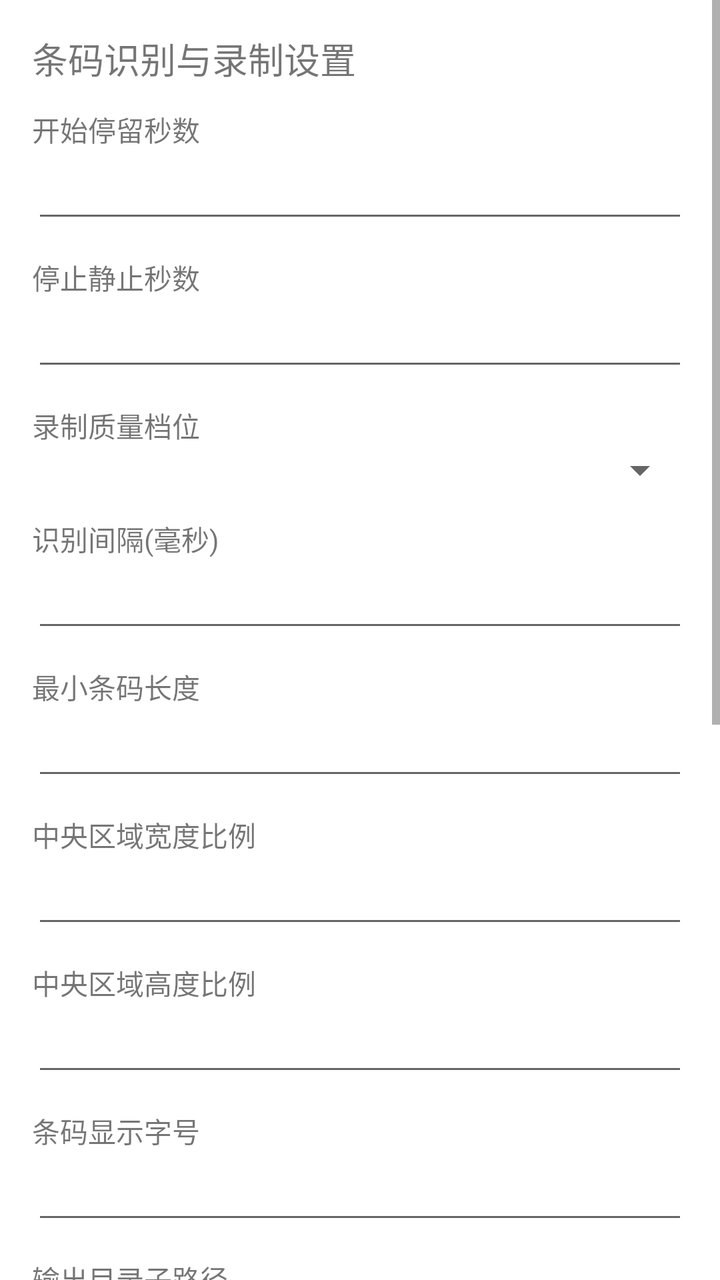
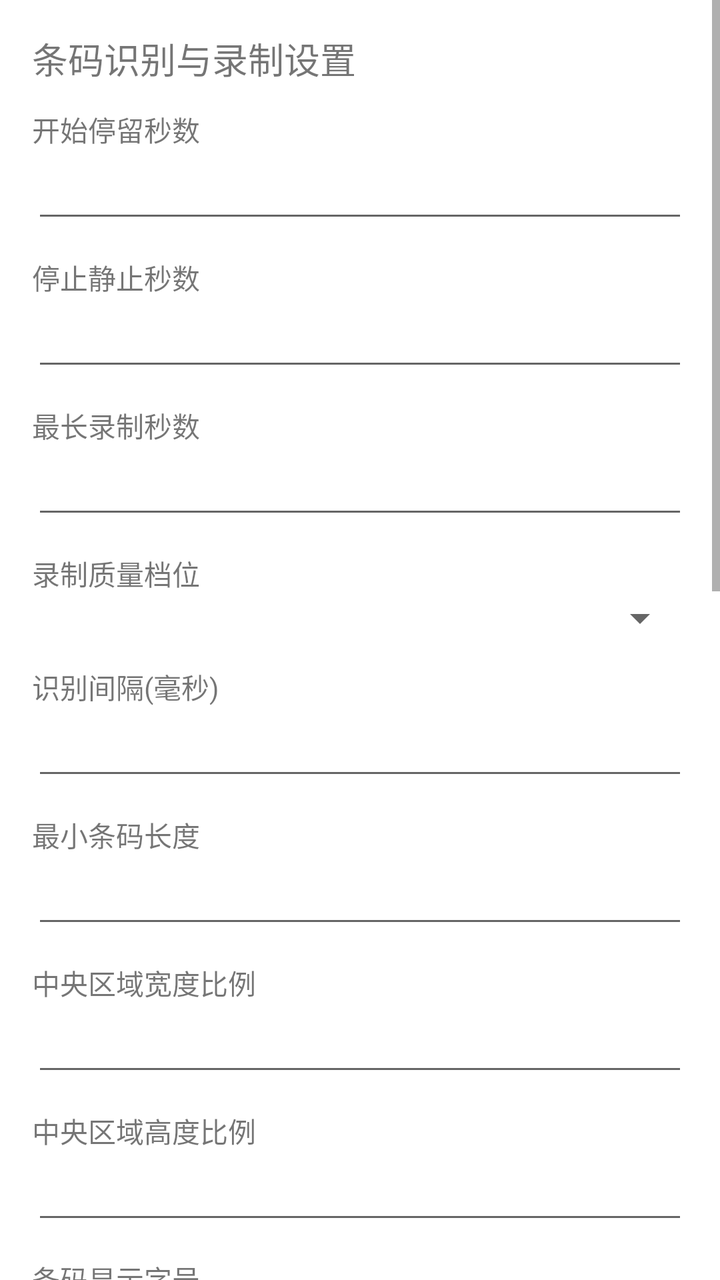

An Android layout rendered at two revisions. The XML below is the earlier revision; the diff shows what the commit changed to produce the second picture.
<!-- AndroidManifest.xml: application theme Theme.PackingRecAndroid -->
<!-- res/layout/activity_settings.xml -->
<?xml version="1.0" encoding="utf-8"?>
<ScrollView xmlns:android="http://schemas.android.com/apk/res/android"
    android:layout_width="match_parent"
    android:layout_height="match_parent">

    <LinearLayout
        android:layout_width="match_parent"
        android:layout_height="wrap_content"
        android:orientation="vertical"
        android:padding="16dp">

        <TextView
            android:layout_width="match_parent"
            android:layout_height="wrap_content"
            android:text="@string/settings_title"
            android:textSize="18sp" />

        <TextView
            android:layout_width="match_parent"
            android:layout_height="wrap_content"
            android:layout_marginTop="12dp"
            android:text="@string/start_hold_seconds" />

        <EditText
            android:id="@+id/startHoldInput"
            android:layout_width="match_parent"
            android:layout_height="wrap_content"
            android:inputType="numberDecimal" />

        <TextView
            android:layout_width="match_parent"
            android:layout_height="wrap_content"
            android:layout_marginTop="12dp"
            android:text="@string/stop_empty_seconds" />

        <EditText
            android:id="@+id/stopEmptyInput"
            android:layout_width="match_parent"
            android:layout_height="wrap_content"
            android:inputType="numberDecimal" />

        <TextView
            android:layout_width="match_parent"
            android:layout_height="wrap_content"
            android:layout_marginTop="12dp"
            android:text="@string/record_quality" />

        <Spinner
            android:id="@+id/qualitySpinner"
            android:layout_width="match_parent"
            android:layout_height="wrap_content" />

        <TextView
            android:layout_width="match_parent"
            android:layout_height="wrap_content"
            android:layout_marginTop="12dp"
            android:text="@string/scan_interval_ms" />

        <EditText
            android:id="@+id/scanIntervalInput"
            android:layout_width="match_parent"
            android:layout_height="wrap_content"
            android:inputType="number" />

        <TextView
            android:layout_width="match_parent"
            android:layout_height="wrap_content"
            android:layout_marginTop="12dp"
            android:text="@string/min_barcode_length" />

        <EditText
            android:id="@+id/minBarcodeInput"
            android:layout_width="match_parent"
            android:layout_height="wrap_content"
            android:inputType="number" />

        <TextView
            android:layout_width="match_parent"
            android:layout_height="wrap_content"
            android:layout_marginTop="12dp"
            android:text="@string/region_width_ratio" />

        <EditText
            android:id="@+id/widthRatioInput"
            android:layout_width="match_parent"
            android:layout_height="wrap_content"
            android:inputType="numberDecimal" />

        <TextView
            android:layout_width="match_parent"
            android:layout_height="wrap_content"
            android:layout_marginTop="12dp"
            android:text="@string/region_height_ratio" />

        <EditText
            android:id="@+id/heightRatioInput"
            android:layout_width="match_parent"
            android:layout_height="wrap_content"
            android:inputType="numberDecimal" />

        <TextView
            android:layout_width="match_parent"
            android:layout_height="wrap_content"
            android:layout_marginTop="12dp"
            android:text="@string/barcode_text_size" />

        <EditText
            android:id="@+id/barcodeTextSizeInput"
            android:layout_width="match_parent"
            android:layout_height="wrap_content"
            android:inputType="numberDecimal" />

        <TextView
            android:layout_width="match_parent"
            android:layout_height="wrap_content"
            android:layout_marginTop="12dp"
            android:text="@string/output_directory" />

        <EditText
            android:id="@+id/outputDirInput"
            android:layout_width="match_parent"
            android:layout_height="wrap_content"
            android:inputType="text" />

        <TextView
            android:layout_width="match_parent"
            android:layout_height="wrap_content"
            android:layout_marginTop="12dp"
            android:text="@string/ftp_upload" />

        <Switch
            android:id="@+id/ftpEnabledSwitch"
            android:layout_width="match_parent"
            android:layout_height="wrap_content"
            android:text="@string/ftp_enable" />

        <TextView
            android:layout_width="match_parent"
            android:layout_height="wrap_content"
            android:layout_marginTop="12dp"
            android:text="@string/ftp_host" />

        <EditText
            android:id="@+id/ftpHostInput"
            android:layout_width="match_parent"
            android:layout_height="wrap_content"
            android:inputType="textUri" />

        <TextView
            android:layout_width="match_parent"
            android:layout_height="wrap_content"
            android:layout_marginTop="12dp"
            android:text="@string/ftp_username" />

        <EditText
            android:id="@+id/ftpUserInput"
            android:layout_width="match_parent"
            android:layout_height="wrap_content"
            android:inputType="textEmailAddress" />

        <TextView
            android:layout_width="match_parent"
            android:layout_height="wrap_content"
            android:layout_marginTop="12dp"
            android:text="@string/ftp_password" />

        <EditText
            android:id="@+id/ftpPasswordInput"
            android:layout_width="match_parent"
            android:layout_height="wrap_content"
            android:inputType="textPassword" />

        <TextView
            android:layout_width="match_parent"
            android:layout_height="wrap_content"
            android:layout_marginTop="12dp"
            android:text="@string/ftp_remote_dir" />

        <EditText
            android:id="@+id/ftpRemoteDirInput"
            android:layout_width="match_parent"
            android:layout_height="wrap_content"
            android:inputType="text" />

        <LinearLayout
            android:layout_width="match_parent"
            android:layout_height="wrap_content"
            android:layout_marginTop="20dp"
            android:orientation="horizontal">

            <Button
                android:id="@+id/saveButton"
                android:layout_width="0dp"
                android:layout_height="wrap_content"
                android:layout_weight="1"
                android:text="@string/save" />

            <Button
                android:id="@+id/cancelButton"
                android:layout_width="0dp"
                android:layout_height="wrap_content"
                android:layout_marginStart="12dp"
                android:layout_weight="1"
                android:text="@string/cancel" />
        </LinearLayout>
    </LinearLayout>

</ScrollView>
<!-- resources referenced by this layout -->
<resources>
  <string name="barcode_text_size">条码显示字号</string>
  <string name="cancel">取消</string>
  <string name="ftp_enable">启用FTP上传</string>
  <string name="ftp_host">FTP 服务器</string>
  <string name="ftp_password">密码</string>
  <string name="ftp_remote_dir">远程目录</string>
  <string name="ftp_upload">FTP 上传</string>
  <string name="ftp_username">用户名</string>
  <string name="min_barcode_length">最小条码长度</string>
  <string name="output_directory">输出目录子路径</string>
  <string name="record_quality">录制质量档位</string>
  <string name="region_height_ratio">中央区域高度比例</string>
  <string name="region_width_ratio">中央区域宽度比例</string>
  <string name="save">保存</string>
  <string name="scan_interval_ms">识别间隔(毫秒)</string>
  <string name="settings_title">条码识别与录制设置</string>
  <string name="start_hold_seconds">开始停留秒数</string>
  <string name="stop_empty_seconds">停止静止秒数</string>
  <style name="Theme.PackingRecAndroid" parent="Theme.MaterialComponents.DayNight.NoActionBar">
          <item name="colorPrimary">@color/purple_500</item>
          <item name="colorPrimaryVariant">@color/purple_700</item>
          <item name="colorSecondary">@color/teal_200</item>
          <item name="android:statusBarColor" tools:targetApi="l">#000000</item>
      </style>
  <color name="purple_500">#6200EE</color>
  <color name="purple_700">#3700B3</color>
  <color name="teal_200">#03DAC5</color>
</resources>

<!-- the commit's change to res/layout/activity_settings.xml (unified diff, before → after) -->
@@ -43,6 +43,18 @@
             android:layout_width="match_parent"
             android:layout_height="wrap_content"
             android:layout_marginTop="12dp"
+            android:text="@string/max_recording_seconds" />
+
+        <EditText
+            android:id="@+id/maxRecordingInput"
+            android:layout_width="match_parent"
+            android:layout_height="wrap_content"
+            android:inputType="number" />
+
+        <TextView
+            android:layout_width="match_parent"
+            android:layout_height="wrap_content"
+            android:layout_marginTop="12dp"
             android:text="@string/record_quality" />
 
         <Spinner
@@ -126,6 +138,18 @@
             android:layout_width="match_parent"
             android:layout_height="wrap_content"
             android:layout_marginTop="12dp"
+            android:text="@string/local_video_retention_days" />
+
+        <EditText
+            android:id="@+id/localVideoRetentionInput"
+            android:layout_width="match_parent"
+            android:layout_height="wrap_content"
+            android:inputType="number" />
+
+        <TextView
+            android:layout_width="match_parent"
+            android:layout_height="wrap_content"
+            android:layout_marginTop="12dp"
             android:text="@string/ftp_upload" />
 
         <Switch
@@ -181,6 +205,13 @@
             android:layout_width="match_parent"
             android:layout_height="wrap_content"
             android:inputType="text" />
+
+        <Button
+            android:id="@+id/checkUpdateButton"
+            android:layout_width="match_parent"
+            android:layout_height="wrap_content"
+            android:layout_marginTop="16dp"
+            android:text="@string/check_update" />
 
         <LinearLayout
             android:layout_width="match_parent"
@@ -203,6 +234,14 @@
                 android:layout_weight="1"
                 android:text="@string/cancel" />
         </LinearLayout>
+
+        <TextView
+            android:id="@+id/versionText"
+            android:layout_width="match_parent"
+            android:layout_height="wrap_content"
+            android:layout_marginTop="24dp"
+            android:gravity="center"
+            android:textSize="14sp" />
     </LinearLayout>
 
 </ScrollView>
<!-- resource entries referenced after the edit -->
@@ -2,12 +2,15 @@
 <resources>
   <string name="barcode_text_size">条码显示字号</string>
   <string name="cancel">取消</string>
+  <string name="check_update">检查更新</string>
   <string name="ftp_enable">启用FTP上传</string>
   <string name="ftp_host">FTP 服务器</string>
   <string name="ftp_password">密码</string>
   <string name="ftp_remote_dir">远程目录</string>
   <string name="ftp_upload">FTP 上传</string>
   <string name="ftp_username">用户名</string>
+  <string name="local_video_retention_days">本地视频保存天数</string>
+  <string name="max_recording_seconds">最长录制秒数</string>
   <string name="min_barcode_length">最小条码长度</string>
   <string name="output_directory">输出目录子路径</string>
   <string name="record_quality">录制质量档位</string>
